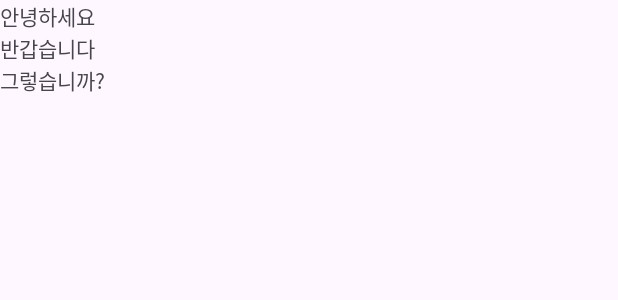
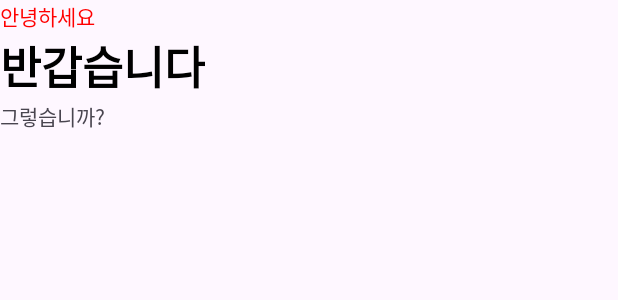
Before and after one commit to DragonPhoenixMountain/UIPractice_JS, an Android app: the layout activity_main.xml on its own in the app's theme, with its tools: preview values and no code run, on a phone screen of 412 x 824 dp. Shown: the top 300 px of the screen. Run offline under Robolectric (Android 15) with nearby library versions, the phone set to English and light mode, and no system bars.

Commit message:
text style 체험

```diff
--- a/app/src/main/res/layout/activity_main.xml
+++ b/app/src/main/res/layout/activity_main.xml
@@ -14,11 +14,15 @@
         <TextView
             android:layout_width="wrap_content"
             android:layout_height="wrap_content"
+            android:textColor="#FF0000"
             android:text="안녕하세요"/>
 
         <TextView
             android:layout_width="wrap_content"
             android:layout_height="wrap_content"
+            android:textSize="30sp"
+            android:textStyle="bold"
+            android:textColor="#000000"
             android:text="반갑습니다"/>
 
         <TextView
```
